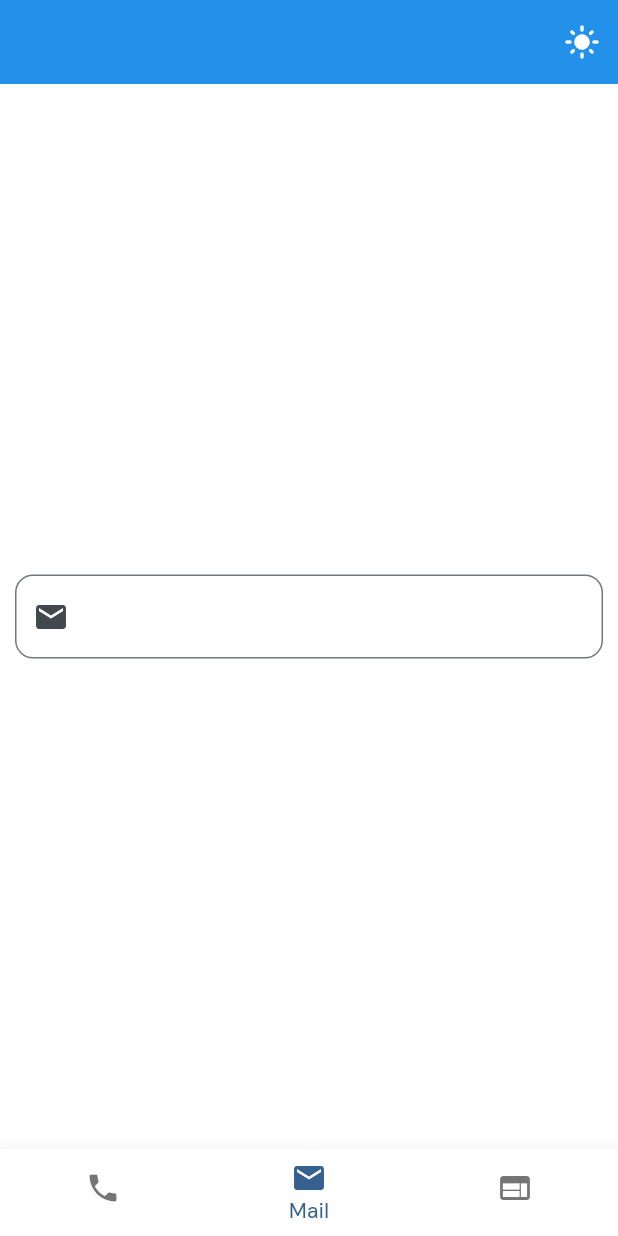
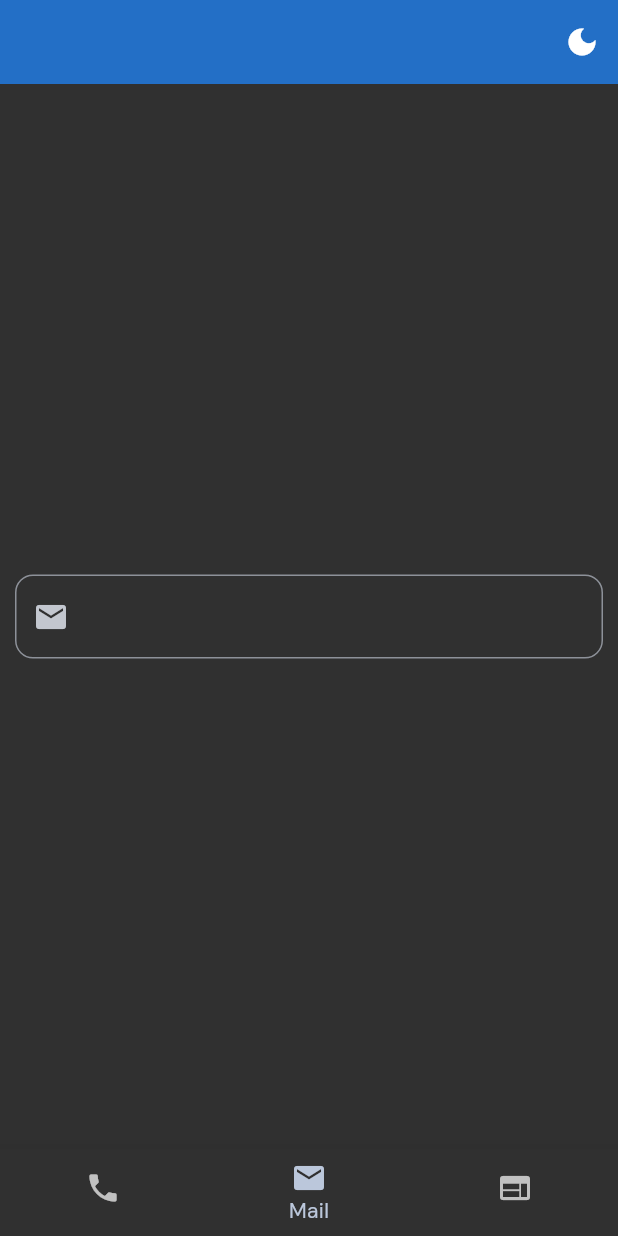
Before and after one commit to Galadima3/lucii, a Flutter app: the screen it shows after launch, item 2 of the bottom bar chosen, on a phone screen of 412 x 824 dp. Run offline on Flutter 3.47's test engine with Material 3 defaults, Android fonts, the phone set to English and light mode, and no system bars; our stand-ins replace flutter_riverpod, google_fonts, shared_preferences.

Commit message:
Persist Dark mode with SharedPreferences

```diff
--- a/lib/app.dart
+++ b/lib/app.dart
@@ -3,12 +3,19 @@ import 'package:flutter_riverpod/flutter_riverpod.dart';
 import 'package:lucii/src/features/mail/mail_screen.dart';
 import 'package:lucii/src/features/phone/phone_screen.dart';
 import 'package:lucii/src/features/web/web_screen.dart';
-import 'package:lucii/src/theming/custom_theme.dart';
+import 'package:lucii/src/theming/theme_notifier.dart';
 
 final bottomNavbarIndexProvider = StateProvider<int>((ref) => 0);
 
-class App extends ConsumerWidget {
-  App({super.key});
+class App extends ConsumerStatefulWidget {
+  const App({super.key});
+
+  @override
+  ConsumerState<ConsumerStatefulWidget> createState() => _AppState();
+}
+
+class _AppState extends ConsumerState<App> {
+   bool _isLoading = true;
 
   final List<Widget> screens = [
     const PhoneScreen(),
@@ -17,19 +24,39 @@ class App extends ConsumerWidget {
   ];
 
   @override
-  Widget build(BuildContext context, WidgetRef ref) {
-    final bottomNavBarIndex = ref.watch(bottomNavbarIndexProvider);
-    final themeMode = ref.watch(themeModeProvider);
+  void initState() {
+    super.initState();
+    Future.delayed(const Duration(milliseconds: 1500), () {
+      setState(() {
+        _isLoading = false;
+      });
+    });
+  }
+
+  @override
+  Widget build(BuildContext context) {
+   final bottomNavBarIndex = ref.watch(bottomNavbarIndexProvider);
+    final themeMode = ref.watch(themeNotifierProvider);
+
+    if (_isLoading) {
+      return Scaffold(
+        backgroundColor: Theme.of(context).scaffoldBackgroundColor,
+        body: const Center(
+          child: CircularProgressIndicator(),
+        ),
+      );
+    }
+
     return Scaffold(
       appBar: AppBar(
         actions: [
           IconButton(
-              onPressed: () => ref
-                  .read(themeModeProvider.notifier)
-                  .update((state) => !state),
-              icon: themeMode
-                  ? const Icon(Icons.light_mode)
-                  : const Icon(Icons.dark_mode))
+            onPressed: () =>
+                ref.read(themeNotifierProvider.notifier).toggleTheme(),
+            icon: themeMode
+                ? const Icon(Icons.light_mode)
+                : const Icon(Icons.dark_mode),
+          ),
         ],
       ),
       bottomNavigationBar: BottomNavigationBar(
--- a/lib/main.dart
+++ b/lib/main.dart
@@ -2,22 +2,34 @@ import 'package:flutter/material.dart';
 import 'package:flutter_riverpod/flutter_riverpod.dart';
 import 'package:lucii/app.dart';
 import 'package:lucii/src/theming/custom_theme.dart';
+import 'package:lucii/src/theming/theme_notifier.dart';
+import 'package:shared_preferences/shared_preferences.dart';
 
-void main() {
+void main() async {
+  WidgetsFlutterBinding.ensureInitialized();
+
   runApp(const ProviderScope(child: MyApp()));
 }
 
-class MyApp extends ConsumerWidget {
-  const MyApp({Key? key}) : super(key: key);
+class MyApp extends ConsumerStatefulWidget {
+  const MyApp({super.key});
+
   @override
-  Widget build(BuildContext context, WidgetRef ref) {
-    final theme = ref.watch(themeModeProvider);
+  ConsumerState<ConsumerStatefulWidget> createState() => _MyAppState();
+}
+
+class _MyAppState extends ConsumerState<MyApp> {
+
+
+
+  @override
+  Widget build(BuildContext context) {
+    final theme = ref.watch(themeNotifierProvider);
     return MaterialApp(
-      debugShowCheckedModeBanner: false,
-      theme: CustomTheme.lightThemeData(context),
-      darkTheme: CustomTheme.darkThemeData(context),
-      themeMode: theme ? ThemeMode.light : ThemeMode.dark,
-      home: App(),
-    );
+        debugShowCheckedModeBanner: false,
+        theme: CustomTheme.lightThemeData(context),
+        darkTheme: CustomTheme.darkThemeData(context),
+        themeMode: theme ? ThemeMode.light : ThemeMode.dark,
+        home: App());
   }
 }
--- a/lib/src/theming/custom_theme.dart
+++ b/lib/src/theming/custom_theme.dart
@@ -1,6 +1,7 @@
 import 'package:flutter/material.dart';
 import 'package:flutter_riverpod/flutter_riverpod.dart';
 import 'package:google_fonts/google_fonts.dart';
+import 'package:shared_preferences/shared_preferences.dart';
 
 class CustomTheme {
   static ThemeData lightThemeData(BuildContext context) {
@@ -77,5 +78,3 @@ class CustomTheme {
     );
   }
 }
-
-final themeModeProvider = StateProvider<bool>((ref) => true);
--- /dev/null
+++ b/lib/src/theming/theme_notifier.dart
@@ -0,0 +1,26 @@
+import 'package:flutter_riverpod/flutter_riverpod.dart';
+import 'package:lucii/src/theming/theme_service.dart';
+
+class ThemeNotifier extends StateNotifier<bool> {
+  final ThemeService _themeService;
+
+  ThemeNotifier(this._themeService) : super(false) {
+    _loadTheme();
+  }
+
+  Future<void> _loadTheme() async {
+    state = await _themeService.getThemeMode();
+  }
+
+  Future<void> toggleTheme() async {
+    state = !state;
+    await _themeService.saveThemeMode(state);
+  }
+}
+
+final themeNotifierProvider = StateNotifierProvider<ThemeNotifier, bool>(
+  (ref) {
+    final themeService = ref.read(themeServiceProvider);
+    return ThemeNotifier(themeService);
+  },
+);
--- a/pubspec.yaml
+++ b/pubspec.yaml
@@ -37,6 +37,7 @@ dependencies:
   url_launcher: ^6.1.5
   flutter_riverpod: ^2.5.1
   google_fonts: ^6.2.1
+  shared_preferences: ^2.2.3
 
 dev_dependencies:
   flutter_test:
```
Also changed, not shown: lib/src/theming/theme_service.dart (added, +18 -0 lines), pubspec.lock.
